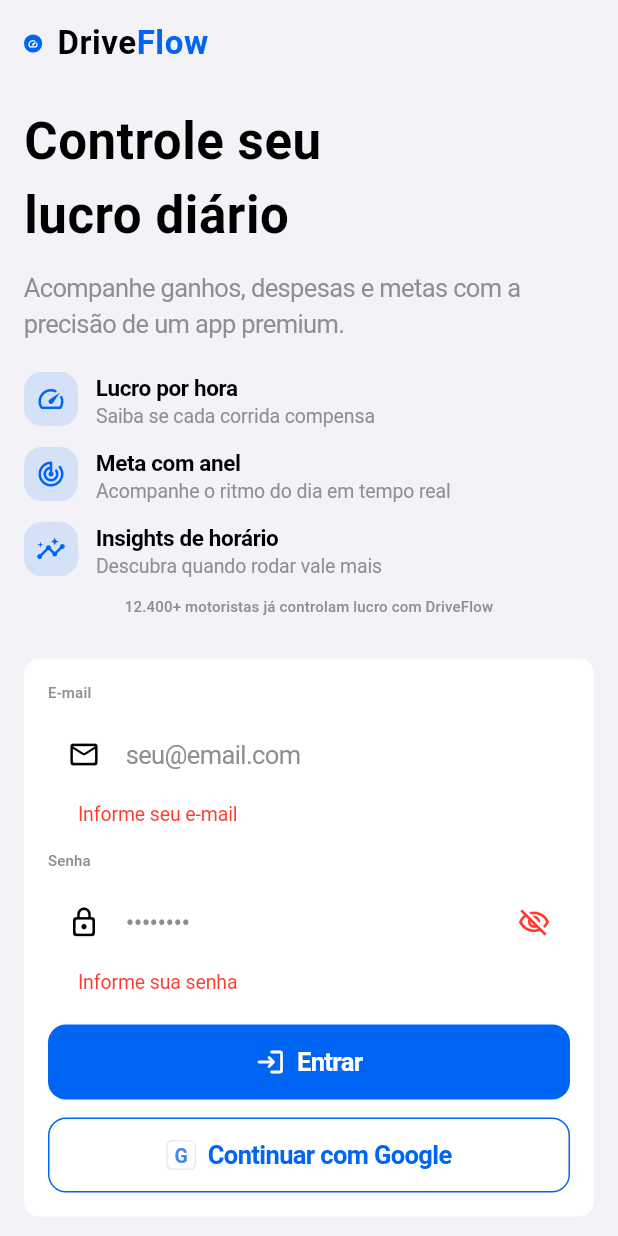
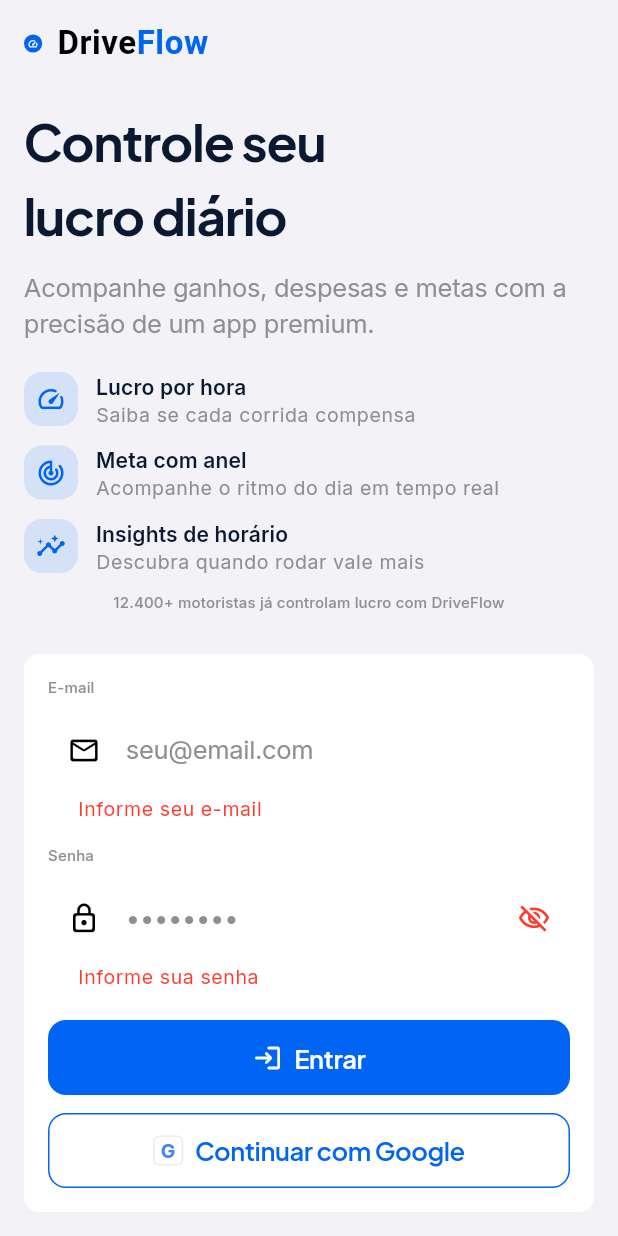
Before and after one commit to solerpedroo/driveflow, a Flutter app: the screen it shows after launch, after a tap on "Entrar", on a phone screen of 412 x 824 dp. Run offline on Flutter 3.47's test engine with Material 3 defaults, Android fonts, the phone set to English and light mode, and no system bars; our stand-ins replace cached_network_image, connectivity_plus, dio, file_picker, fl_chart, flutter_hooks and 14 more; missing offline and left inert: google_mlkit_text_recognition; accounts and stored records are empty; statements that could not run were skipped.

Commit message:
feat(theme): tipografia Plus Jakarta + escala iOS
Co-authored-by: Pedro Henrique Contardi Soler <pedrocsoler@hotmail.com>

```diff
--- a/lib/core/theme/app_typography.dart
+++ b/lib/core/theme/app_typography.dart
@@ -1,108 +1,118 @@
 import 'package:flutter/material.dart';
+import 'package:google_fonts/google_fonts.dart';
 
-/// Tipografia estilo SF Pro / iOS Human Interface Guidelines.
+import 'app_colors.dart';
+
+/// Tipografia híbrida — escala iOS + Plus Jakarta/Inter (ReuniAI editorial).
 abstract final class AppTypography {
   static TextTheme build(Brightness brightness) {
-    final label = brightness == Brightness.dark ? Colors.white : Colors.black;
+    final label = brightness == Brightness.dark ? Colors.white : AppColors.brandNavy;
     final secondary = const Color(0xFF8E8E93);
+    final base = brightness == Brightness.dark
+        ? ThemeData.dark().textTheme
+        : ThemeData.light().textTheme;
+
+    final display = GoogleFonts.plusJakartaSansTextTheme(base);
+    final body = GoogleFonts.interTextTheme(base);
 
     return TextTheme(
-      displayLarge: iosLargeTitle(brightness).copyWith(color: label),
-      displayMedium: TextStyle(
+      displayLarge: display.displayLarge?.copyWith(
+        fontSize: 34,
+        fontWeight: FontWeight.w700,
+        letterSpacing: -0.8,
+        color: label,
+      ),
+      displayMedium: display.displayMedium?.copyWith(
         fontSize: 28,
         fontWeight: FontWeight.w700,
-        letterSpacing: 0.36,
+        letterSpacing: -0.5,
         color: label,
       ),
-      displaySmall: TextStyle(
+      displaySmall: display.displaySmall?.copyWith(
         fontSize: 22,
         fontWeight: FontWeight.w700,
-        letterSpacing: 0.35,
+        letterSpacing: -0.4,
         color: label,
       ),
-      headlineLarge: TextStyle(
-        fontSize: 22,
-        fontWeight: FontWeight.w600,
-        letterSpacing: 0.35,
+      headlineLarge: iosHeadline(brightness).copyWith(
+        fontFamily: display.headlineLarge?.fontFamily,
         color: label,
       ),
-      headlineMedium: iosHeadline(brightness).copyWith(color: label),
-      headlineSmall: TextStyle(
+      headlineMedium: iosLargeTitle(brightness).copyWith(
+        fontFamily: display.headlineMedium?.fontFamily,
+        color: label,
+      ),
+      headlineSmall: display.headlineSmall?.copyWith(
         fontSize: 20,
         fontWeight: FontWeight.w600,
-        letterSpacing: 0.38,
+        letterSpacing: -0.3,
         color: label,
       ),
       titleLarge: iosHeadline(brightness).copyWith(color: label),
-      titleMedium: TextStyle(
-        fontSize: 16,
+      titleMedium: body.titleMedium?.copyWith(
         fontWeight: FontWeight.w600,
-        letterSpacing: -0.24,
+        letterSpacing: -0.2,
         color: label,
       ),
-      titleSmall: TextStyle(
-        fontSize: 15,
+      titleSmall: body.titleSmall?.copyWith(
         fontWeight: FontWeight.w600,
-        letterSpacing: -0.24,
         color: label,
       ),
-      bodyLarge: iosBody(brightness).copyWith(color: label),
-      bodyMedium: TextStyle(
-        fontSize: 15,
-        fontWeight: FontWeight.w400,
-        letterSpacing: -0.24,
+      bodyLarge: iosBody(brightness).copyWith(
+        fontFamily: body.bodyLarge?.fontFamily,
         color: label,
       ),
-      bodySmall: iosFootnote(brightness).copyWith(color: secondary),
-      labelLarge: TextStyle(
+      bodyMedium: body.bodyMedium?.copyWith(
         fontSize: 15,
-        fontWeight: FontWeight.w600,
-        letterSpacing: -0.24,
         color: label,
       ),
-      labelMedium: iosCaption(brightness).copyWith(color: secondary),
+      bodySmall: iosFootnote(brightness),
+      labelLarge: body.labelLarge?.copyWith(
+        fontWeight: FontWeight.w600,
+        color: label,
+      ),
+      labelMedium: iosCaption(brightness),
       labelSmall: iosCaption(brightness).copyWith(color: secondary),
     );
   }
 
   static TextStyle iosLargeTitle(Brightness brightness) {
-    return TextStyle(
+    return GoogleFonts.plusJakartaSans(
       fontSize: 34,
       fontWeight: FontWeight.w700,
-      letterSpacing: 0.37,
-      color: brightness == Brightness.dark ? Colors.white : Colors.black,
+      letterSpacing: -0.8,
+      color: brightness == Brightness.dark ? Colors.white : AppColors.brandNavy,
     );
   }
 
   static TextStyle iosHeadline(Brightness brightness) {
-    return TextStyle(
+    return GoogleFonts.plusJakartaSans(
       fontSize: 17,
       fontWeight: FontWeight.w600,
-      letterSpacing: -0.41,
-      color: brightness == Brightness.dark ? Colors.white : Colors.black,
+      letterSpacing: -0.3,
+      color: brightness == Brightness.dark ? Colors.white : AppColors.brandNavy,
     );
   }
 
   static TextStyle iosBody(Brightness brightness) {
-    return TextStyle(
+    return GoogleFonts.inter(
       fontSize: 17,
       fontWeight: FontWeight.w400,
-      letterSpacing: -0.41,
-      color: brightness == Brightness.dark ? Colors.white : Colors.black,
+      letterSpacing: -0.2,
+      color: brightness == Brightness.dark ? Colors.white : AppColors.textPrimary,
     );
   }
 
   static TextStyle iosFootnote(Brightness brightness) {
-    return TextStyle(
+    return GoogleFonts.inter(
       fontSize: 13,
       fontWeight: FontWeight.w400,
-      letterSpacing: -0.08,
       color: const Color(0xFF8E8E93),
     );
   }
 
   static TextStyle iosCaption(Brightness brightness) {
-    return TextStyle(
+    return GoogleFonts.inter(
       fontSize: 10,
       fontWeight: FontWeight.w500,
       letterSpacing: 0.12,
@@ -110,20 +120,22 @@ abstract final class AppTypography {
     );
   }
 
-  /// Cabeçalho de seção agrupada iOS (Settings).
   static TextStyle iosSectionHeader(Brightness brightness) {
-    return TextStyle(
+    return GoogleFonts.inter(
       fontSize: 13,
-      fontWeight: FontWeight.w400,
-      letterSpacing: -0.08,
+      fontWeight: FontWeight.w500,
+      letterSpacing: 0.4,
       color: const Color(0xFF8E8E93),
     );
   }
 
+  /// ReuniAI — label caps editorial.
   static TextStyle labelCaps(Brightness brightness) {
-    return iosSectionHeader(brightness).copyWith(
+    return GoogleFonts.inter(
+      fontSize: 11,
       fontWeight: FontWeight.w600,
-      letterSpacing: 0.6,
+      letterSpacing: 1.0,
+      color: const Color(0xFF737373),
     );
   }
 }
```
